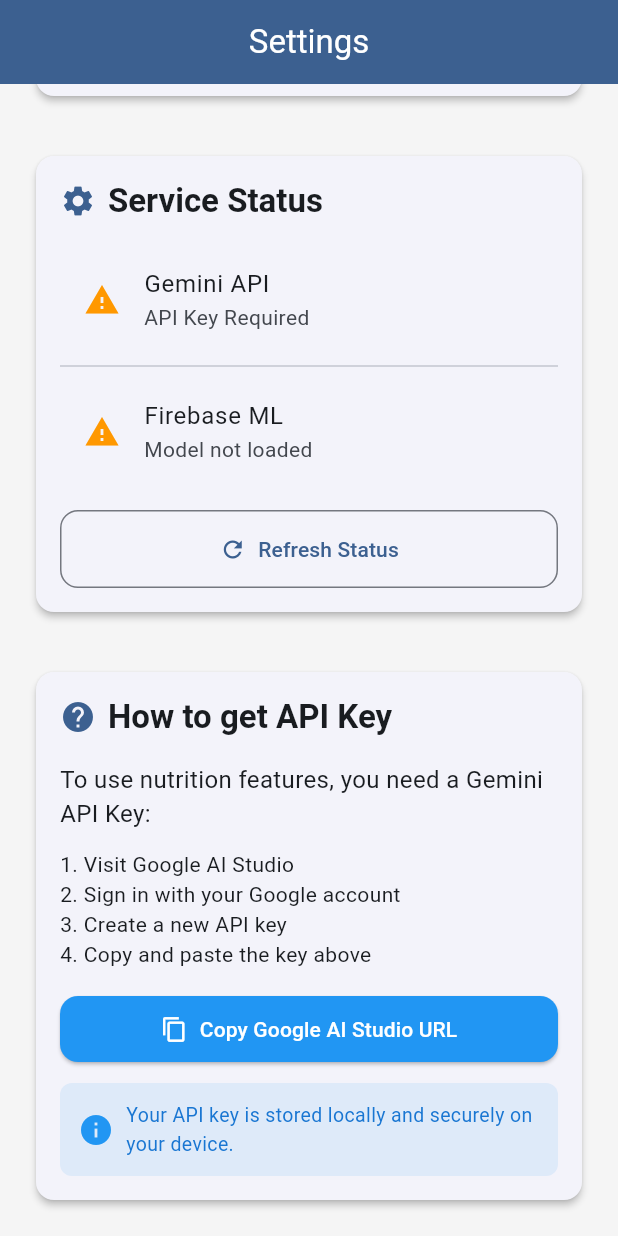
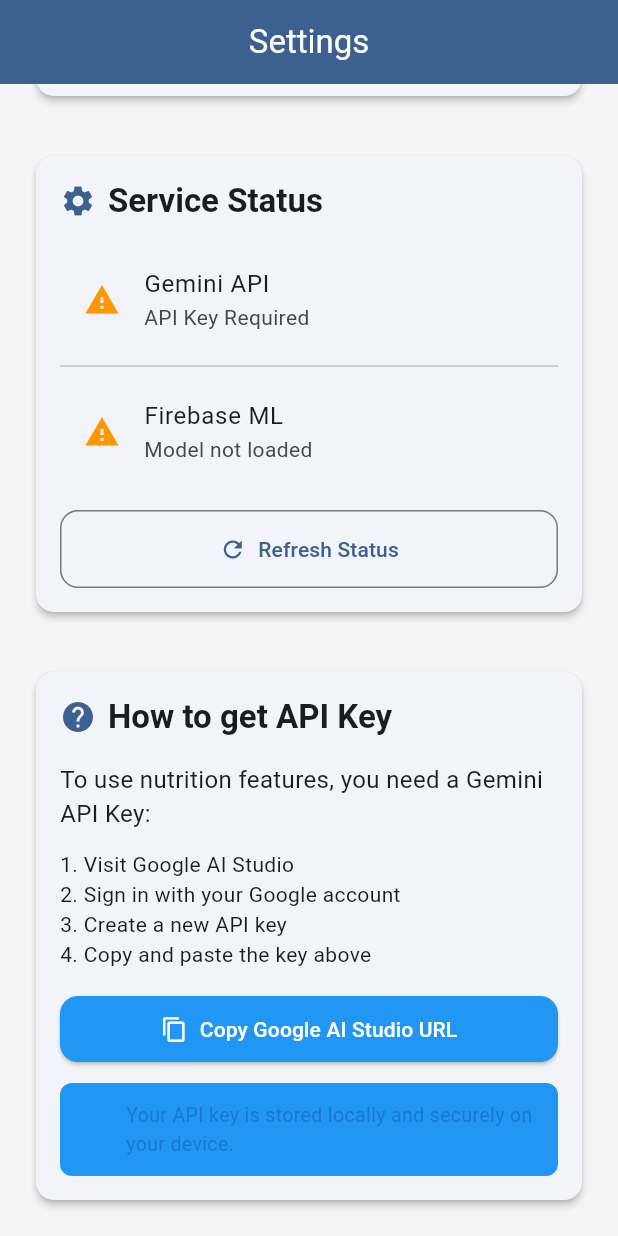
Before and after one commit to FadhilAlif/manganku_app, a Flutter app: the SettingsPage screen opened by its route, scrolled down 544 dp, on a phone screen of 412 x 824 dp. Run offline on Flutter 3.47's test engine with Material 3 defaults, Android fonts, the phone set to English and light mode, and no system bars; our stand-ins replace dio, firebase_core, go_router, image_cropper, image_picker, permission_handler and 2 more; missing offline and left inert: firebase_ml_model_downloader, tflite_flutter; accounts and stored records are empty; network calls fail.

Commit message:
refactor: Update theme usage in image cropping and result page styling; enhance color opacity in settings page

```diff
--- a/lib/core/services/image_service.dart
+++ b/lib/core/services/image_service.dart
@@ -91,6 +91,7 @@
   ) async {
     try {
       // Verify file exists
+      final theme = Theme.of(context);
       final file = File(imagePath);
       if (!await file.exists()) {
         throw Exception('Image file not found');
@@ -105,8 +106,8 @@
         uiSettings: [
           AndroidUiSettings(
             toolbarTitle: 'Crop Image',
-            toolbarColor: Theme.of(context).colorScheme.primary,
-            toolbarWidgetColor: Theme.of(context).colorScheme.onPrimary,
+            toolbarColor: theme.colorScheme.primary,
+            toolbarWidgetColor: theme.colorScheme.onPrimary,
             initAspectRatio: CropAspectRatioPreset.original,
             lockAspectRatio: false,
             hideBottomControls: false,
--- a/lib/features/preview/presentation/preview_page.dart
+++ b/lib/features/preview/presentation/preview_page.dart
@@ -222,7 +222,7 @@
               padding: const EdgeInsets.all(16.0),
               child: CustomCard(
                 padding: EdgeInsets.zero,
-                child: Container(
+                child: SizedBox(
                   width: double.infinity,
                   height: double.infinity,
                   child: _isLoading
--- a/lib/features/result/presentation/result_page.dart
+++ b/lib/features/result/presentation/result_page.dart
@@ -439,7 +439,7 @@
         return Container(
           padding: const EdgeInsets.all(12),
           decoration: BoxDecoration(
-            color: Theme.of(context).colorScheme.surfaceVariant,
+            color: Theme.of(context).colorScheme.surfaceContainer,
             borderRadius: BorderRadius.circular(8),
           ),
           child: Column(
@@ -490,7 +490,7 @@
         return Container(
           padding: const EdgeInsets.all(12),
           decoration: BoxDecoration(
-            color: Theme.of(context).colorScheme.surfaceVariant,
+            color: Theme.of(context).colorScheme.surfaceContainer,
             borderRadius: BorderRadius.circular(8),
           ),
           child: Column(
--- a/lib/features/settings/presentation/settings_page.dart
+++ b/lib/features/settings/presentation/settings_page.dart
@@ -625,7 +625,7 @@
                 leading: const Icon(Icons.error, color: Colors.red),
                 title: const Text('Services Error'),
                 subtitle: Text(_serviceStatus['error']),
-                tileColor: Colors.red.withOpacity(0.1),
+                tileColor: Colors.red.withAlpha(255 * 1),
               ),
             ] else ...[
               ListTile(
@@ -728,7 +728,7 @@
             Container(
               padding: const EdgeInsets.all(12),
               decoration: BoxDecoration(
-                color: Colors.blue.withOpacity(0.1),
+                color: Colors.blue.withAlpha(255 * 1),
                 borderRadius: BorderRadius.circular(8),
               ),
               child: Row(
```
